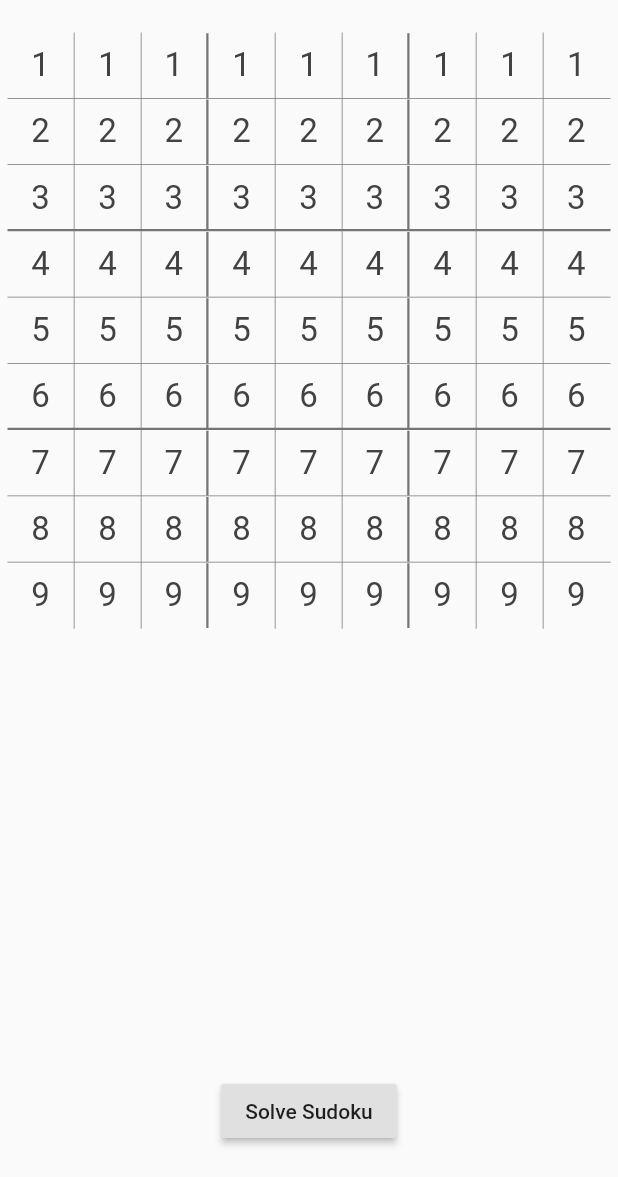
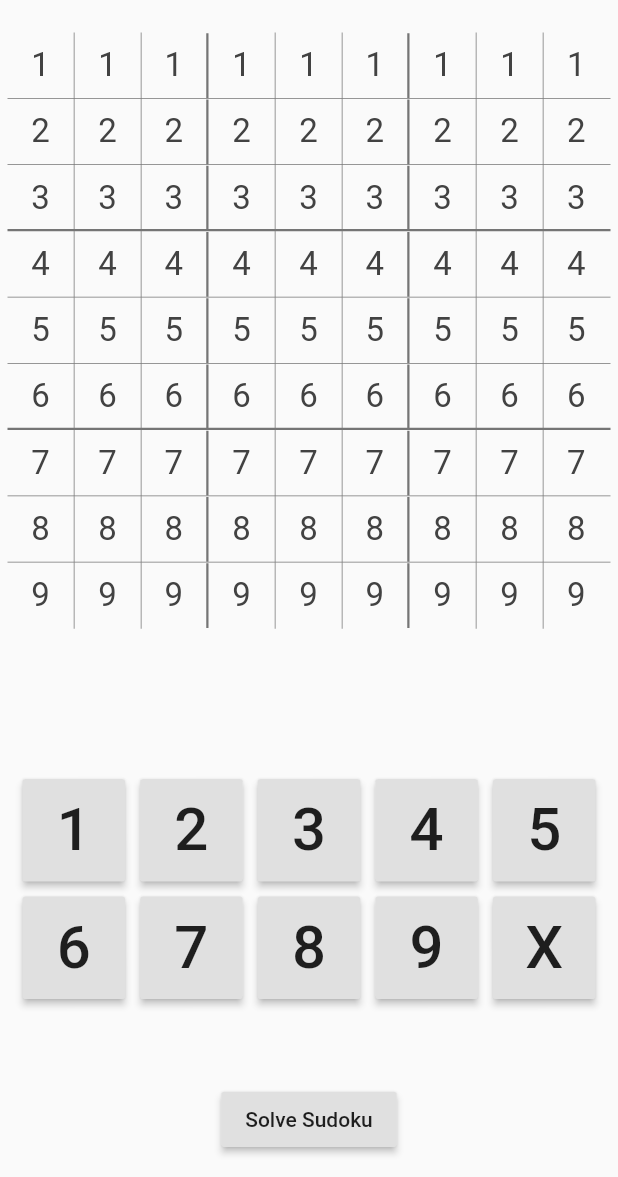
Before and after one commit to tedcook94/sudoku-solver, a Flutter app: the screen it shows after launch, on a phone screen of 412 x 824 dp, the part 59-1236 px from its top. Run offline on Flutter 3.47's test engine with Material 2 defaults, Android fonts, the phone set to English and light mode, and no system bars.

Commit message:
Adds stand-in key table to home page

```diff
--- a/lib/main.dart
+++ b/lib/main.dart
@@ -3,6 +3,7 @@ import 'package:flutter/material.dart';
 import 'package:sudoku_solver/models/sudoku.dart';
 
 import 'package:sudoku_solver/widgets/sudoku-table.dart';
+import 'package:sudoku_solver/widgets/key-table.dart';
 
 void main() {
   runApp(MyApp());
@@ -48,11 +49,23 @@ class HomePage extends StatelessWidget {
                   tableSize: 9,
                 )),
           ),
-          Padding(
-            padding: EdgeInsets.all(20.0),
-            child: RaisedButton(
-              onPressed: sudoku.solve,
-              child: Text('Solve Sudoku'),
+          Expanded(
+            flex: 3,
+            child:Center(
+              child:Padding(
+                padding: EdgeInsets.all(10.0),
+                child: KeyTable(rows: 2, cols: 5)
+              ),
+            )
+          ),
+          Expanded(
+            flex: 1,
+            child: Padding(
+              padding: EdgeInsets.all(20.0),
+              child: RaisedButton(
+                onPressed: sudoku.solve,
+                child: Text('Solve Sudoku'),
+              ),
             ),
           ),
         ]),
```
